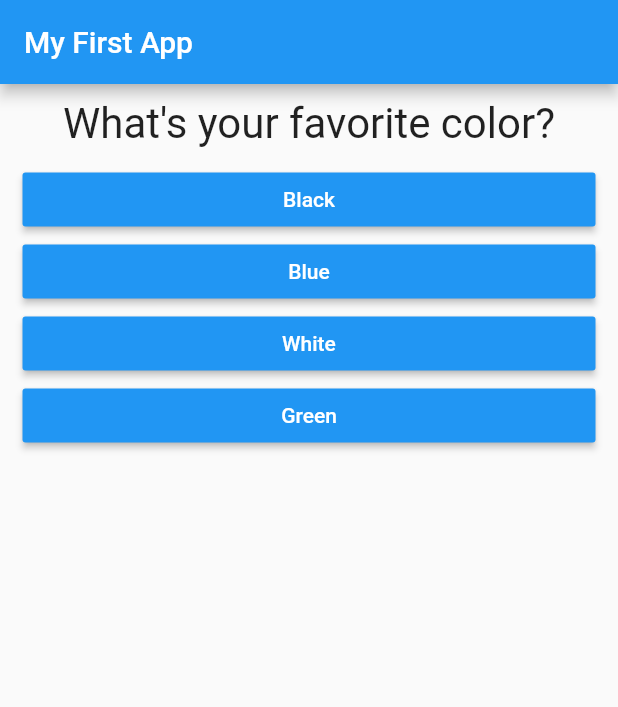
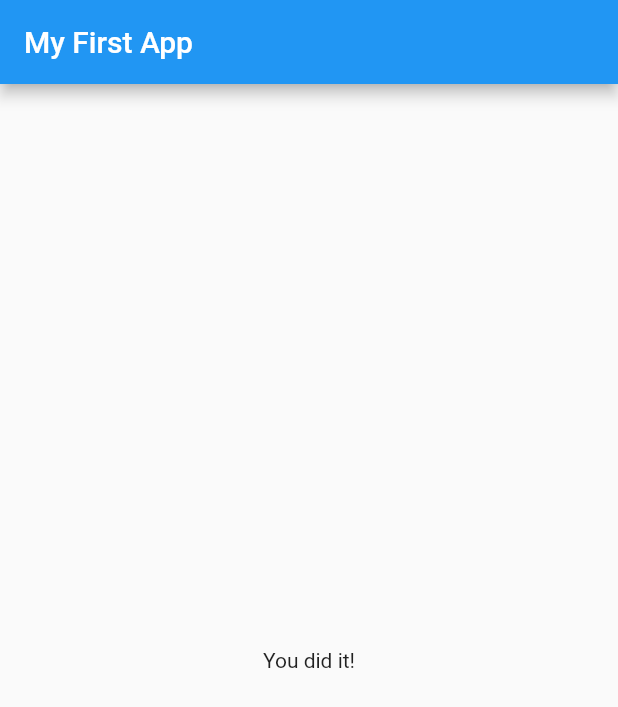
Before and after one commit to sagar98roy123/flutter_complete_guide, a Flutter app: the screen it shows after launch, after a tap on "Black", after a tap on "Lion", after a tap on "KKR", on a phone screen of 412 x 824 dp. Shown: the top 707 px of the screen. Run offline on Flutter 3.47's test engine with Material 2 defaults, Android fonts, the phone set to English and light mode, and no system bars.

```diff
--- /dev/null
+++ b/lib/MyAppState.dart
@@ -0,0 +1,48 @@
+import 'package:flutter/material.dart';
+import './main.dart';
+import './quiz.dart';
+import './result.dart';
+
+class MyAppState extends State<MyApp> {
+  var _questionIndex = 0;
+  final _questions = const [
+    {
+      'questionText': 'What\'s your favorite color?',
+      'answers': ['Black', 'Blue', 'White', 'Green']
+    },
+    {
+      'questionText': 'What\'s your favorite animal?',
+      'answers': ['Dog', 'Lion', 'Tiger', 'Cow']
+    },
+    {
+      'questionText': 'What\'s your favorite ipl team?',
+      'answers': ['CSK', 'MI', 'KKR', 'DC']
+    },
+  ];
+  void _answerQuestion() {
+    if (_questionIndex < _questions.length) {
+      setState(() {
+        _questionIndex = _questionIndex + 1;
+      });
+    } else {
+      print('We have no more question!');
+    }
+  }
+
+  @override
+  Widget build(BuildContext context) {
+    return MaterialApp(
+      home: Scaffold(
+          appBar: AppBar(
+            title: Text('My First App'),
+          ),
+          body: _questionIndex < _questions.length
+              ? Quiz(
+                  answerQuestion: _answerQuestion,
+                  questionIndex: _questionIndex,
+                  questions: _questions,
+                )
+              : Result()),
+    );
+  }
+}
--- a/lib/main.dart
+++ b/lib/main.dart
@@ -1,6 +1,5 @@
 import 'package:flutter/material.dart';
-import './question.dart';
-import './answer.dart';
+import './MyAppState.dart';
 
 void main() {
   runApp(MyApp());
@@ -9,49 +8,6 @@ void main() {
 class MyApp extends StatefulWidget {
   @override
   State<StatefulWidget> createState() {
-    return _MyAppState();
+    return MyAppState();
   }
 }
-
-class _MyAppState extends State<MyApp> {
-  var _questionIndex = 0;
-  void _answerQuestion() {
-    setState(() {
-      _questionIndex = _questionIndex + 1;
-      if (_questionIndex == 3) _questionIndex = 0;
-    });
-  }
-
-  @override
-  Widget build(BuildContext context) {
-    var questions = [
-      {
-        'questionText': 'What\'s your favorite color?',
-        'answers': ['Black', 'Blue', 'White', 'Green']
-      },
-      {
-        'questionText': 'What\'s your favorite animal?',
-        'answers': ['Dog', 'Lion', 'Tiger', 'Cow']
-      },
-      {
-        'questionText': 'What\'s your favorite ipl team?',
-        'answers': ['CSK', 'MI', 'KKR', 'DC']
-      },
-    ];
-    return MaterialApp(
-      home: Scaffold(
-          appBar: AppBar(
-            title: Text('My First App'),
-          ),
-          body: Column(
-            children: [
-              Question(questions[_questionIndex]['questionText']),
-              ...(questions[_questionIndex]['answers'] as List<String>)
-                  .map((answer) {
-                return Answer(_answerQuestion, answer);
-              }).toList()
-            ],
-          )),
-    );
-  }
-}
--- a/lib/question.dart
+++ b/lib/question.dart
@@ -1,8 +1,4 @@
 import 'package:flutter/material.dart';
-// ignore: unused_import
-import 'package:flutter/src/foundation/key.dart';
-// ignore: unnecessary_import
-import 'package:flutter/src/widgets/framework.dart';
 
 // ignore: must_be_immutable
 class Question extends StatelessWidget {
--- /dev/null
+++ b/lib/quiz.dart
@@ -0,0 +1,26 @@
+import 'package:flutter/material.dart';
+import './question.dart';
+import './answer.dart';
+
+class Quiz extends StatelessWidget {
+  final List<Map<String, Object>> questions;
+  final Function answerQuestion;
+  final int questionIndex;
+
+  Quiz(
+      {@required this.questions,
+      @required this.answerQuestion,
+      @required this.questionIndex});
+
+  @override
+  Widget build(BuildContext context) {
+    return Column(
+      children: [
+        Question(questions[questionIndex]['questionText']),
+        ...(questions[questionIndex]['answers'] as List<String>).map((answer) {
+          return Answer(answerQuestion, answer);
+        }).toList()
+      ],
+    );
+  }
+}
--- /dev/null
+++ b/lib/result.dart
@@ -0,0 +1,8 @@
+import 'package:flutter/material.dart';
+
+class Result extends StatelessWidget {
+  @override
+  Widget build(BuildContext context) {
+    return Container(child: Center(child: Text('You did it!')));
+  }
+}
```
